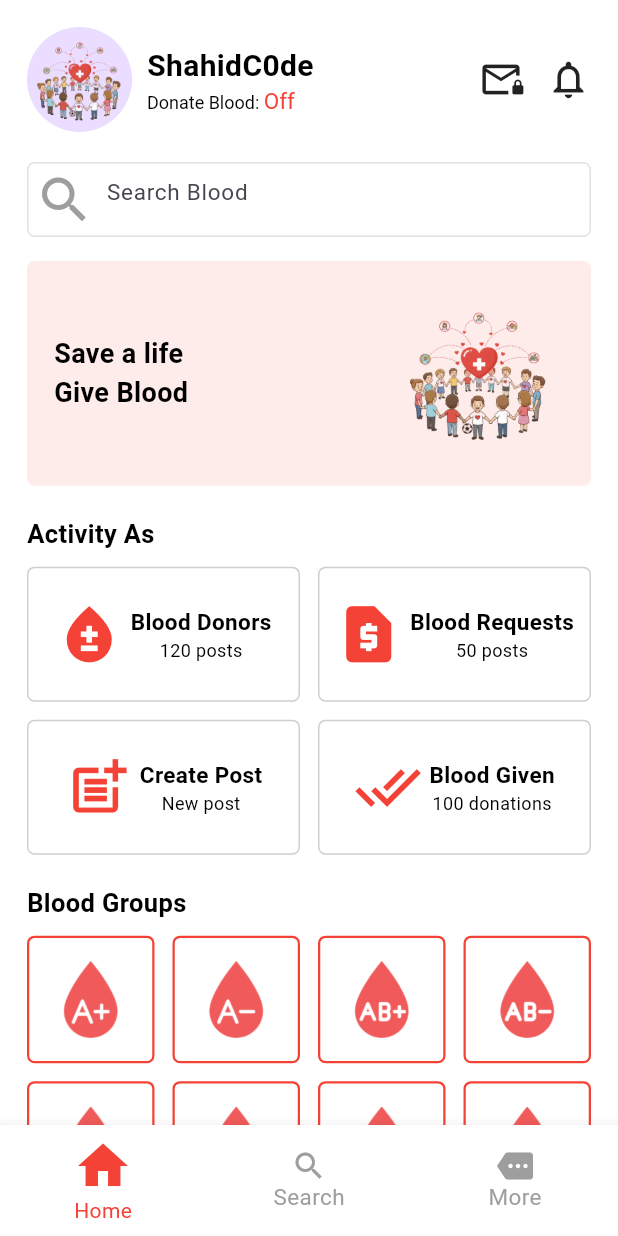
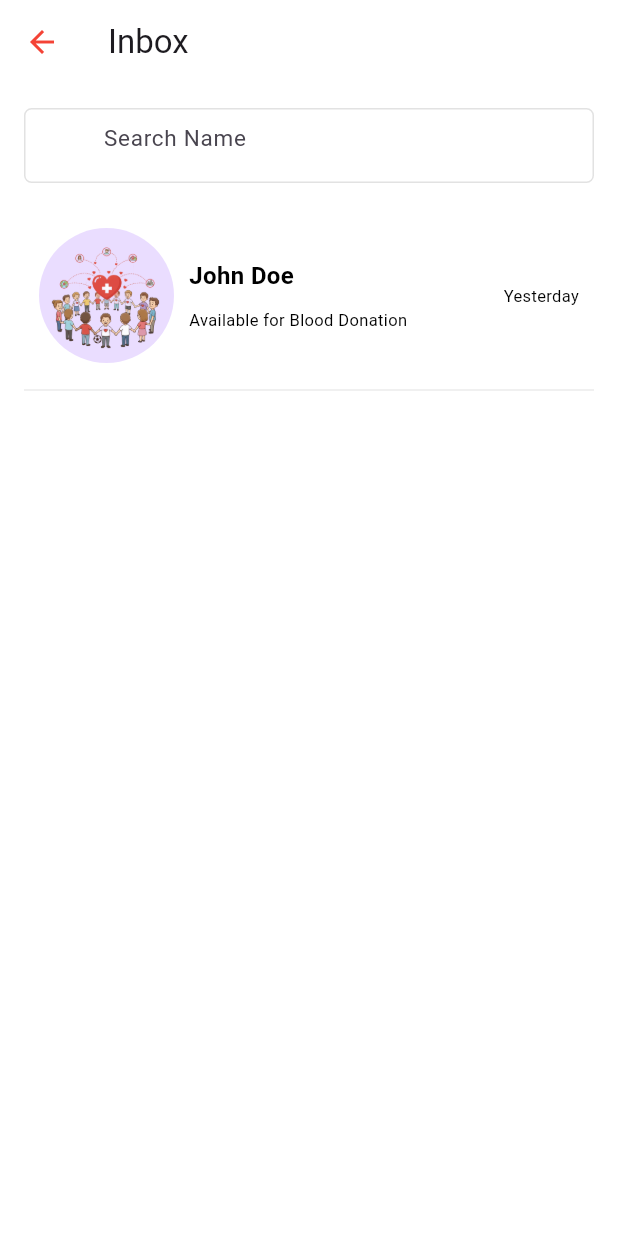
Before and after one commit to ShahidC0de/Blood-Donating-App, a Flutter app: the HomeScreen screen opened directly, after a tap on the "mail lock" icon, on a phone screen of 412 x 824 dp. Run offline on Flutter 3.47's test engine with Material 3 defaults, Android fonts, the phone set to English and light mode, and no system bars; our stand-ins replace dotted_border, flutter_svg, image_picker.

Commit message:
planning to make a chat screen

```diff
--- a/lib/features/home/presentation/screens/home_screen.dart
+++ b/lib/features/home/presentation/screens/home_screen.dart
@@ -2,6 +2,7 @@ import 'package:blood_dontating_app/core/constants/constants.dart';
 import 'package:blood_dontating_app/core/theme/app_pallete.dart';
 import 'package:blood_dontating_app/features/home/presentation/widgets/activity_widget.dart';
 import 'package:blood_dontating_app/features/home/presentation/widgets/blood_post_widget.dart';
+import 'package:blood_dontating_app/features/inbox/presentation/screens/inbox_screen.dart';
 import 'package:blood_dontating_app/features/login/presentation/widgets/customfield.dart';
 import 'package:blood_dontating_app/features/notification/presentation/screens/notification_screen.dart';
 import 'package:flutter/material.dart';
@@ -112,7 +113,12 @@ class _HomeState extends State<Home> {
                   ),
                   const Spacer(),
                   GestureDetector(
-                    onTap: () {},
+                    onTap: () {
+                      Navigator.push(
+                        context,
+                        MaterialPageRoute(builder: (context) => InboxScreen()),
+                      );
+                    },
                     child: const Icon(Icons.mail_lock_outlined, size: 30),
                   ),
                   const SizedBox(width: 15),
--- /dev/null
+++ b/lib/features/inbox/presentation/screens/inbox_screen.dart
@@ -0,0 +1,61 @@
+import 'package:blood_dontating_app/core/theme/app_pallete.dart';
+import 'package:blood_dontating_app/features/login/presentation/widgets/customfield.dart';
+import 'package:flutter/material.dart';
+
+class InboxScreen extends StatefulWidget {
+  const InboxScreen({super.key});
+
+  @override
+  State<InboxScreen> createState() => _InboxScreenState();
+}
+
+class _InboxScreenState extends State<InboxScreen> {
+  @override
+  Widget build(BuildContext context) {
+    return Scaffold(
+      appBar: AppBar(title: Text('Inbox')),
+      body: Padding(
+        padding: const EdgeInsets.all(16.0),
+        child: Column(
+          children: [
+            Customfield(hintText: 'Search Name'),
+            SizedBox(height: 20),
+            Container(
+              padding: EdgeInsets.all(10),
+              decoration: BoxDecoration(borderRadius: BorderRadius.circular(5)),
+              child: Row(
+                children: [
+                  CircleAvatar(
+                    radius: 45,
+                    child: Image.asset('assets/images/savelives.png'),
+                  ),
+                  SizedBox(width: 10),
+                  Column(
+                    crossAxisAlignment: CrossAxisAlignment.start,
+                    children: [
+                      Text(
+                        'John Doe',
+                        style: AppPallete.headingText.copyWith(fontSize: 16),
+                      ),
+                      SizedBox(height: 10),
+                      Text(
+                        'Available for Blood Donation',
+                        style: AppPallete.subHeadingText.copyWith(fontSize: 11),
+                      ),
+                    ],
+                  ),
+                  Spacer(),
+                  Text(
+                    'Yesterday',
+                    style: AppPallete.subHeadingText.copyWith(fontSize: 11),
+                  ),
+                ],
+              ),
+            ),
+            Divider(color: AppPallete.borderColor.withValues(alpha: 0.2)),
+          ],
+        ),
+      ),
+    );
+  }
+}
```
